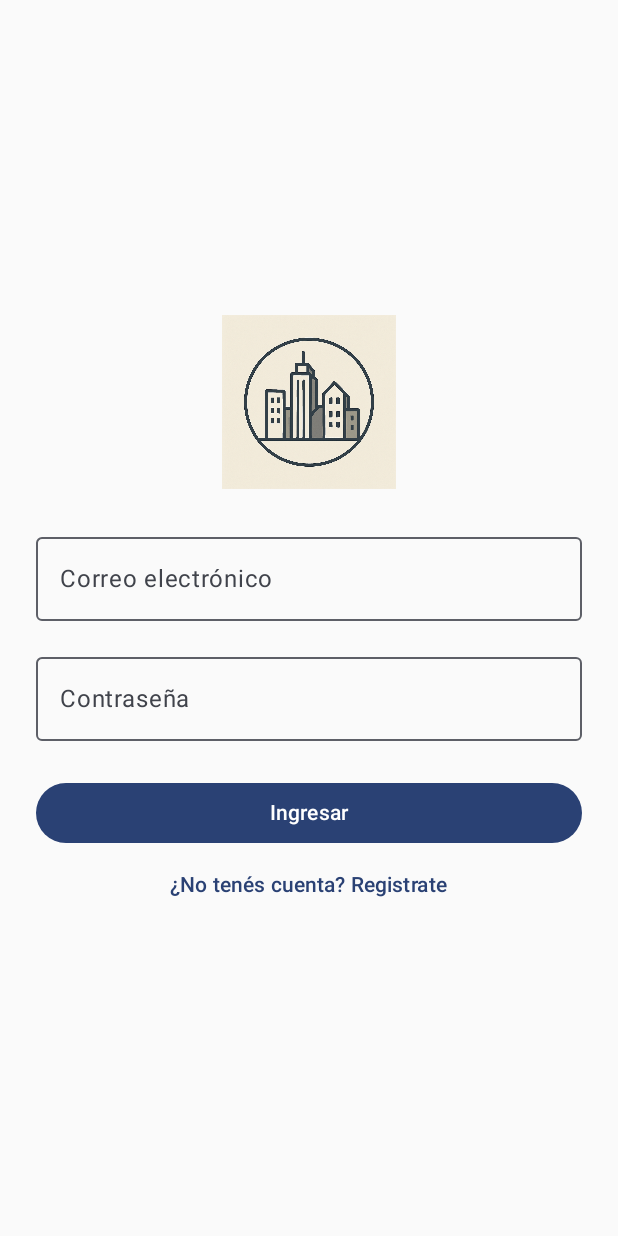
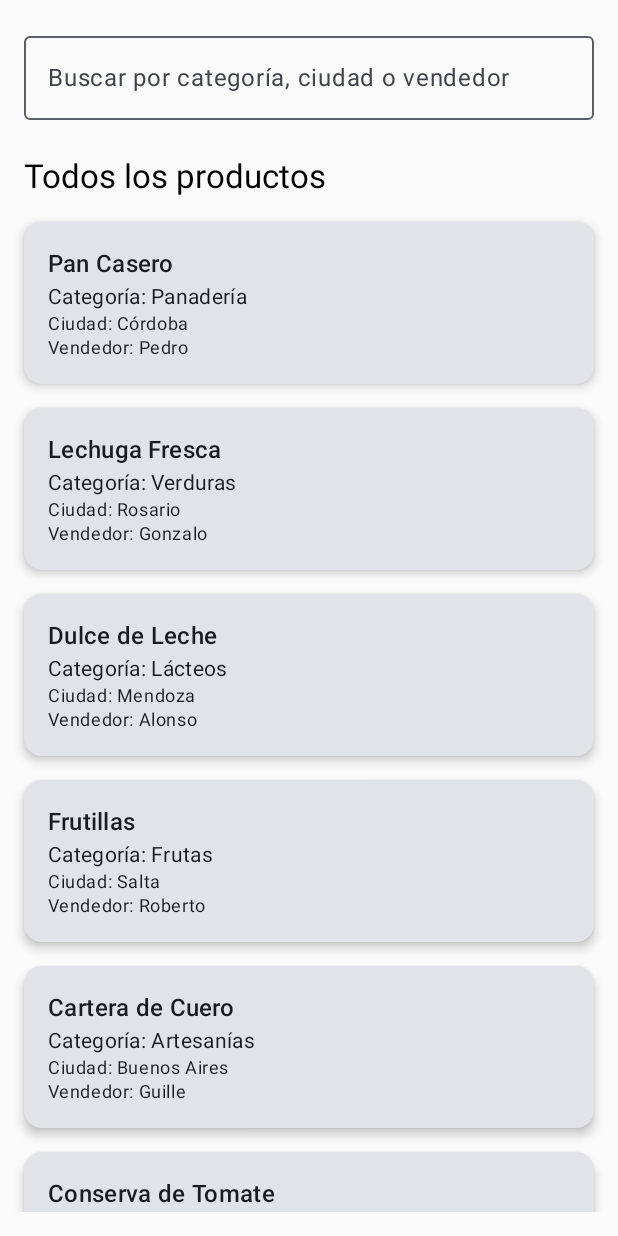
Before and after one commit to JoaBB13/manoslocalesproyecto, an Android app built with Jetpack Compose: the screen it shows after launch (LoginActivity before the commit, ProductActivity after it), after a tap on "Ingresar", on a phone screen of 412 x 824 dp. Run offline under Robolectric (Android 15) with nearby library versions, the phone set to English and light mode, and no system bars.

Commit message:
Creacion de pantallla password, agregue buscador en productScreen

```diff
--- a/app/src/main/java/com/undef/manoslocalesproyecto/LoginScreen.kt
+++ b/app/src/main/java/com/undef/manoslocalesproyecto/LoginScreen.kt
@@ -59,16 +59,20 @@ fun LoginScreen() {
 
         Spacer(modifier = Modifier.height(24.dp))
 
+        val context = LocalContext.current
+
         Button(
             onClick = {
-                // Lógica de validación o navegación
+                // Aquí podrías validar credenciales si hicieras login real
+
+                // Navegar a ProductActivity
+                val intent = Intent(context, ProductActivity::class.java)
+                context.startActivity(intent)
             },
             modifier = Modifier.fillMaxWidth()
         ) {
             Text("Ingresar")
         }
-
-        val context = LocalContext.current
 
         TextButton(
             onClick = {
--- /dev/null
+++ b/app/src/main/java/com/undef/manoslocalesproyecto/PasswordActivity.kt
@@ -0,0 +1,4 @@
+package com.undef.manoslocalesproyecto
+
+class PasswordActivity {
+}
--- /dev/null
+++ b/app/src/main/java/com/undef/manoslocalesproyecto/PasswordScreen.kt
@@ -0,0 +1,4 @@
+package com.undef.manoslocalesproyecto
+
+class PasswordScreen {
+}
--- a/app/src/main/java/com/undef/manoslocalesproyecto/ProductActivity.kt
+++ b/app/src/main/java/com/undef/manoslocalesproyecto/ProductActivity.kt
@@ -11,9 +11,26 @@ class ProductActivity : ComponentActivity() {
 
         // Por ahora usamos productos ficticios para probar
         val productosDeEjemplo = listOf(
-            Producto(1, "Pan casero", "Panadería", "Hecho con masa madre", "Rosario", vendedorId = 1),
-            Producto(2, "Zapallo orgánico", "Verduras", "Cosechado hoy", "Santa Fe", vendedorId = 2)
-        )
+            Producto(1, "Pan Casero", "Panadería", "Pan artesanal horneado a leña", "Córdoba", "Pedro"),
+            Producto(2, "Lechuga Fresca", "Verduras", "Cultivo sin pesticidas", "Rosario", "Gonzalo"),
+            Producto(3, "Dulce de Leche", "Lácteos", "Dulce artesanal de tambo local", "Mendoza", "Alonso"),
+            Producto(4, "Frutillas", "Frutas", "Frutillas recién cosechadas", "Salta", "Roberto"),
+            Producto(5, "Cartera de Cuero", "Artesanías", "Hecha a mano", "Buenos Aires", "Guille"),
+            Producto(6, "Conserva de Tomate", "Conservas", "Sin conservantes artificiales", "Tucumán", "Francisco"),
+            Producto(7, "Pan Integral", "Panadería", "Con semillas y harina orgánica", "La Plata", "Lucía"),
+            Producto(8, "Zanahorias", "Verduras", "Recién cosechadas", "Santa Fe", "Martina"),
+            Producto(9, "Yogur Natural", "Lácteos", "De producción casera", "San Juan", "Miguel"),
+            Producto(10, "Manzanas", "Frutas", "De productores locales", "Neuquén", "María"),
+            Producto(11, "Alfajores Artesanales", "Panadería", "Rellenos de dulce de leche", "Córdoba", "Pedro"),
+            Producto(12, "Tomates Cherry", "Verduras", "Cultivo hidropónico", "San Luis", "Ramiro"),
+            Producto(13, "Queso de Cabra", "Lácteos", "Producto gourmet artesanal", "Chaco", "Paula"),
+            Producto(14, "Peras", "Frutas", "Jugosas y dulces", "Río Negro", "Luis"),
+            Producto(15, "Pulsera de Macramé", "Artesanías", "Colores personalizados", "Salta", "Nina"),
+            Producto(16, "Conserva de Berenjena", "Conservas", "Ideal para picadas", "Entre Ríos", "Iván"),
+            Producto(17, "Pan de Campo", "Panadería", "Receta tradicional", "Santa Cruz", "Julieta"),
+            Producto(18, "Acelga Orgánica", "Verduras", "Sin agroquímicos", "Jujuy", "Tomás"),
+            Producto(19, "Ricota Fresca", "Lácteos", "Ideal para rellenos", "Corrientes", "Laura"),
+            )
 
         setContent {
             ManoslocalesproyectoTheme {
--- a/app/src/main/java/com/undef/manoslocalesproyecto/ProductScreen.kt
+++ b/app/src/main/java/com/undef/manoslocalesproyecto/ProductScreen.kt
@@ -10,6 +10,7 @@ import androidx.compose.ui.Modifier
 import androidx.compose.ui.unit.dp
 import com.undef.manoslocalesproyecto.ui.theme.ManoslocalesproyectoTheme
 import androidx.compose.ui.tooling.preview.Preview
+import androidx.compose.runtime.*
 
 // ✅ Acá va el data class Producto
 data class Producto(
@@ -21,14 +22,47 @@ data class Producto(
     val vendedor: String
 )
 
+
 @Composable
 fun ProductScreen(productos: List<Producto>) {
-    LazyColumn(
+    var query by remember { mutableStateOf("") }
+    var buscando by remember { mutableStateOf(false) }
+
+    val resultadosBusqueda = productos.filter {
+        val texto = query.lowercase()
+        it.nombre.lowercase().contains(texto) ||
+                it.categoria.lowercase().contains(texto) ||
+                it.ciudad.lowercase().contains(texto) ||
+                it.vendedor.lowercase().contains(texto)
+    }
+
+    Column(modifier = Modifier.fillMaxSize().padding(16.dp)) {
+
+        // 🟦 Campo de búsqueda
+        OutlinedTextField(
+            value = query,
+            onValueChange = {
+                query = it
+                buscando = it.isNotBlank()
+            },
+            label = { Text("Buscar por categoría, ciudad o vendedor") },
             modifier = Modifier
-            .fillMaxSize()
-            .padding(16.dp)
-    ) {
-        items(productos) { producto ->
+                .fillMaxWidth()
+                .padding(bottom = 16.dp),
+            singleLine = true
+        )
+
+        // 🟪 Título de la sección
+        Text(
+            text = if (buscando) "Resultados de búsqueda" else "Todos los productos",
+            style = MaterialTheme.typography.titleLarge,
+            modifier = Modifier.padding(vertical = 8.dp)
+        )
+
+        // 🟩 Lista (filtrada o completa según el caso)
+        LazyColumn {
+            val lista = if (buscando) resultadosBusqueda else productos
+            items(lista) { producto ->
                 Card(
                     modifier = Modifier
                         .fillMaxWidth()
@@ -45,6 +79,10 @@ fun ProductScreen(productos: List<Producto>) {
             }
         }
     }
+}
+
+
+
 
 
 
```
Lines whose indentation alone changed are shown as unchanged.
